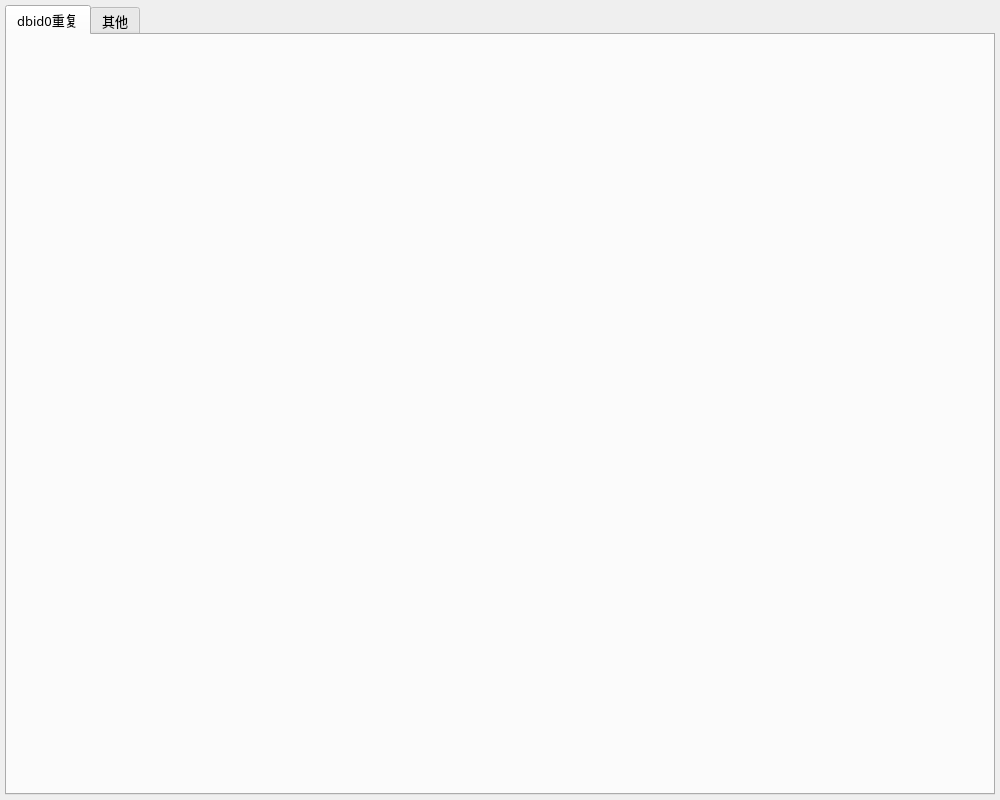
Above: formCheck/checkRstTab.ui from Mucly/HongX-PyQt before the change. Below: the same form after it.
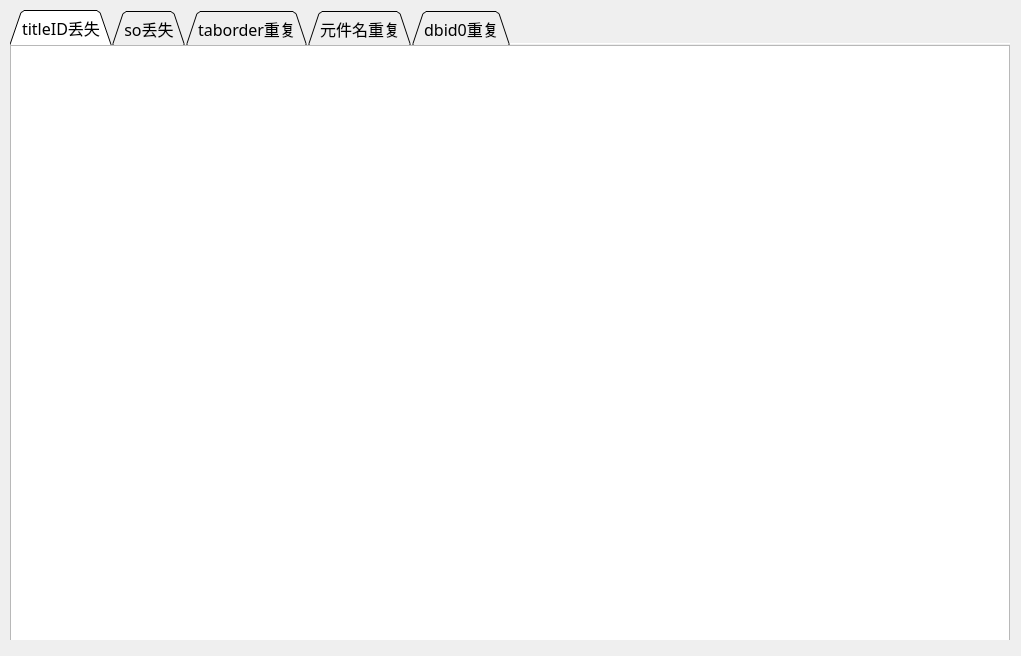
That is the form after the change.

Commit message: HMI画面脚本验证器优化

```diff
--- a/formCheck/checkRstTab.ui
+++ b/formCheck/checkRstTab.ui
@@ -6,42 +6,174 @@
    <rect>
     <x>0</x>
     <y>0</y>
-    <width>1000</width>
-    <height>800</height>
+    <width>1021</width>
+    <height>656</height>
    </rect>
   </property>
   <property name="windowTitle">
    <string>验证结果</string>
   </property>
   <widget class="QTabWidget" name="tabWidget">
+   <property name="enabled">
+    <bool>true</bool>
+   </property>
    <property name="geometry">
     <rect>
-     <x>5</x>
-     <y>5</y>
-     <width>990</width>
-     <height>790</height>
+     <x>10</x>
+     <y>10</y>
+     <width>1000</width>
+     <height>630</height>
     </rect>
    </property>
    <property name="font">
     <font>
-     <family>Hack</family>
-     <pointsize>10</pointsize>
+     <family>微软雅黑</family>
+     <pointsize>12</pointsize>
      <weight>50</weight>
+     <italic>false</italic>
      <bold>false</bold>
+     <underline>false</underline>
+     <strikeout>false</strikeout>
+     <kerning>true</kerning>
     </font>
    </property>
+   <property name="tabPosition">
+    <enum>QTabWidget::North</enum>
+   </property>
+   <property name="tabShape">
+    <enum>QTabWidget::Triangular</enum>
+   </property>
    <property name="currentIndex">
     <number>0</number>
    </property>
-   <widget class="QWidget" name="tab">
+   <property name="iconSize">
+    <size>
+     <width>20</width>
+     <height>20</height>
+    </size>
+   </property>
+   <property name="elideMode">
+    <enum>Qt::ElideLeft</enum>
+   </property>
+   <property name="documentMode">
+    <bool>true</bool>
+   </property>
+   <property name="tabsClosable">
+    <bool>false</bool>
+   </property>
+   <property name="movable">
+    <bool>false</bool>
+   </property>
+   <property name="tabBarAutoHide">
+    <bool>false</bool>
+   </property>
+   <widget class="QWidget" name="tabTitleID">
+    <attribute name="title">
+     <string>titleID丢失</string>
+    </attribute>
+    <widget class="QListView" name="listViewTitleID">
+     <property name="geometry">
+      <rect>
+       <x>0</x>
+       <y>0</y>
+       <width>1000</width>
+       <height>600</height>
+      </rect>
+     </property>
+     <property name="font">
+      <font>
+       <family>微软雅黑</family>
+       <pointsize>12</pointsize>
+       <weight>50</weight>
+       <bold>false</bold>
+       <stylestrategy>PreferAntialias</stylestrategy>
+      </font>
+     </property>
+    </widget>
+   </widget>
+   <widget class="QWidget" name="tabSo">
+    <attribute name="title">
+     <string>so丢失</string>
+    </attribute>
+    <widget class="QListView" name="listViewSo">
+     <property name="geometry">
+      <rect>
+       <x>0</x>
+       <y>0</y>
+       <width>1000</width>
+       <height>600</height>
+      </rect>
+     </property>
+     <property name="font">
+      <font>
+       <family>微软雅黑</family>
+       <pointsize>12</pointsize>
+       <weight>50</weight>
+       <bold>false</bold>
+      </font>
+     </property>
+    </widget>
+   </widget>
+   <widget class="QWidget" name="tabTaborder">
+    <attribute name="title">
+     <string>taborder重复</string>
+    </attribute>
+    <widget class="QListView" name="listViewTaborder">
+     <property name="geometry">
+      <rect>
+       <x>0</x>
+       <y>0</y>
+       <width>1000</width>
+       <height>600</height>
+      </rect>
+     </property>
+     <property name="font">
+      <font>
+       <family>微软雅黑</family>
+       <pointsize>12</pointsize>
+       <weight>50</weight>
+       <bold>false</bold>
+      </font>
+     </property>
+    </widget>
+   </widget>
+   <widget class="QWidget" name="tabPwnd">
+    <attribute name="title">
+     <string>元件名重复</string>
+    </attribute>
+    <widget class="QListView" name="listViewPwnd">
+     <property name="geometry">
+      <rect>
+       <x>0</x>
+       <y>0</y>
+       <width>1000</width>
+       <height>600</height>
+      </rect>
+     </property>
+     <property name="font">
+      <font>
+       <family>微软雅黑</family>
+       <pointsize>12</pointsize>
+       <weight>50</weight>
+       <bold>false</bold>
+      </font>
+     </property>
+    </widget>
+   </widget>
+   <widget class="QWidget" name="tabDBID0">
     <attribute name="title">
      <string>dbid0重复</string>
     </attribute>
-   </widget>
-   <widget class="QWidget" name="tab_2">
-    <attribute name="title">
-     <string>其他</string>
-    </attribute>
+    <widget class="QTableWidget" name="tableWidgetDBID0">
+     <property name="geometry">
+      <rect>
+       <x>0</x>
+       <y>0</y>
+       <width>1000</width>
+       <height>600</height>
+      </rect>
+     </property>
+    </widget>
    </widget>
   </widget>
  </widget>
```
Left out of the diff: 4 changed lines with no effect on the pictures. The commit also changes 3 other files.
